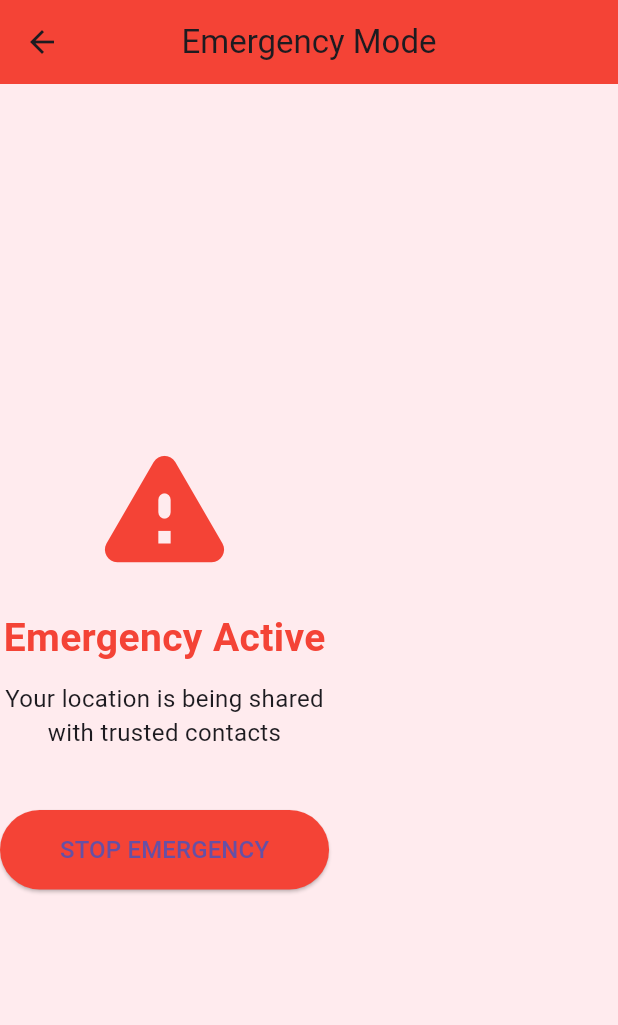
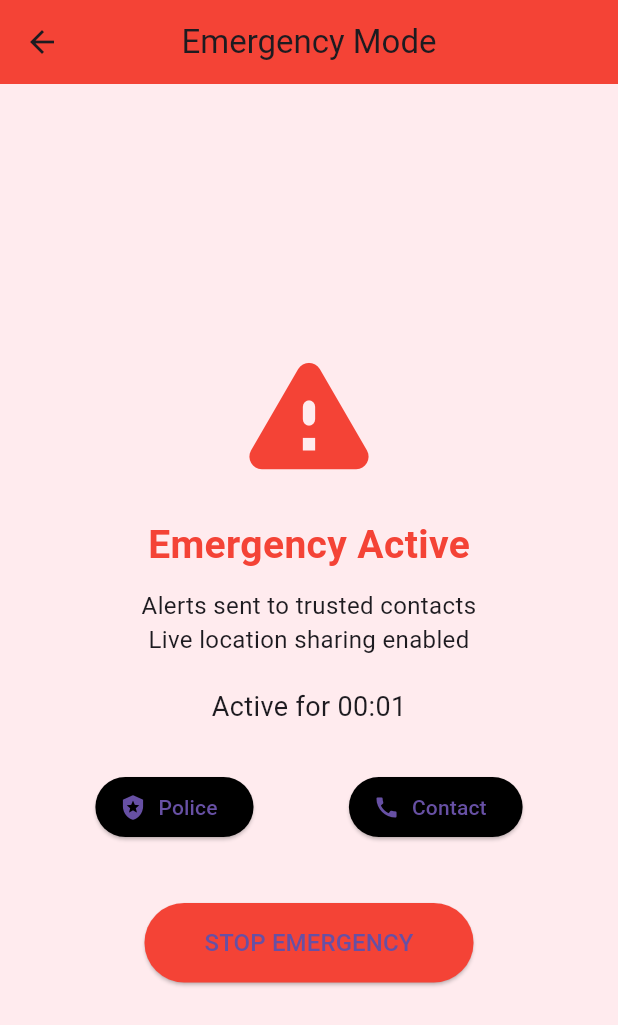
Before and after one commit to iamsarthakx7/HerShield, a Flutter app: the EmergencyScreen screen opened directly, on a phone screen of 412 x 824 dp. Shown: the top 1025 px of the screen. Run offline on Flutter 3.47's test engine with Material 3 defaults, Android fonts, the light colour scheme and no system bars; our stand-ins replace sensors_plus.

Commit message:
Enhance emergency screen with active status, timer and actions

```diff
--- a/lib/screens/emergency_screen.dart
+++ b/lib/screens/emergency_screen.dart
@@ -1,15 +1,60 @@
+import 'dart:async';
 import 'package:flutter/material.dart';
 
-class EmergencyScreen extends StatelessWidget {
+class EmergencyScreen extends StatefulWidget {
   const EmergencyScreen({super.key});
+
+  @override
+  State<EmergencyScreen> createState() => _EmergencyScreenState();
+}
+
+class _EmergencyScreenState extends State<EmergencyScreen> {
+  late Timer _timer;
+  int _seconds = 0;
+  bool emergencyActive = true;
+
+  @override
+  void initState() {
+    super.initState();
+    _startTimer();
+  }
+
+  void _startTimer() {
+    _timer = Timer.periodic(const Duration(seconds: 1), (timer) {
+      setState(() {
+        _seconds++;
+      });
+    });
+  }
+
+  void _stopEmergency() {
+    _timer.cancel();
+    setState(() {
+      emergencyActive = false;
+    });
+
+    Navigator.pop(context);
+  }
+
+  String _formatTime(int seconds) {
+    final minutes = seconds ~/ 60;
+    final secs = seconds % 60;
+    return '${minutes.toString().padLeft(2, '0')}:${secs.toString().padLeft(2, '0')}';
+  }
+
+  @override
+  void dispose() {
+    _timer.cancel();
+    super.dispose();
+  }
 
   @override
   Widget build(BuildContext context) {
     return Scaffold(
       backgroundColor: Colors.red.shade50,
       appBar: AppBar(
+        title: const Text('Emergency Mode'),
         backgroundColor: Colors.red,
-        title: const Text('Emergency Mode'),
         centerTitle: true,
       ),
       body: Column(
@@ -17,10 +62,11 @@ class EmergencyScreen extends StatelessWidget {
         children: [
           const Icon(
             Icons.warning_rounded,
+            size: 100,
             color: Colors.red,
-            size: 100,
           ),
           const SizedBox(height: 20),
+
           const Text(
             'Emergency Active',
             style: TextStyle(
@@ -29,27 +75,73 @@ class EmergencyScreen extends StatelessWidget {
               color: Colors.red,
             ),
           ),
+
           const SizedBox(height: 10),
+
           const Text(
-            'Your location is being shared\nwith trusted contacts',
+            'Alerts sent to trusted contacts\nLive location sharing enabled',
             textAlign: TextAlign.center,
             style: TextStyle(fontSize: 16),
           ),
+
+          const SizedBox(height: 20),
+
+          // ⏱ Timer
+          Text(
+            'Active for ${_formatTime(_seconds)}',
+            style: const TextStyle(fontSize: 18),
+          ),
+
+          const SizedBox(height: 30),
+
+          // 📞 Emergency Actions (UI only)
+          Row(
+            mainAxisAlignment: MainAxisAlignment.spaceEvenly,
+            children: [
+              ElevatedButton.icon(
+                style: ElevatedButton.styleFrom(
+                  backgroundColor: Colors.black,
+                ),
+                onPressed: () {
+                  // Call police later
+                  ScaffoldMessenger.of(context).showSnackBar(
+                    const SnackBar(content: Text('Calling Police (112)...')),
+                  );
+                },
+                icon: const Icon(Icons.local_police),
+                label: const Text('Police'),
+              ),
+              ElevatedButton.icon(
+                style: ElevatedButton.styleFrom(
+                  backgroundColor: Colors.black,
+                ),
+                onPressed: () {
+                  // Call contact later
+                  ScaffoldMessenger.of(context).showSnackBar(
+                    const SnackBar(content: Text('Calling emergency contact...')),
+                  );
+                },
+                icon: const Icon(Icons.call),
+                label: const Text('Contact'),
+              ),
+            ],
+          ),
+
           const SizedBox(height: 40),
+
+          // 🛑 Stop Emergency
           ElevatedButton(
             style: ElevatedButton.styleFrom(
               backgroundColor: Colors.red,
               padding:
               const EdgeInsets.symmetric(horizontal: 40, vertical: 15),
             ),
-            onPressed: () {
-              Navigator.pop(context);
-            },
+            onPressed: _stopEmergency,
             child: const Text(
               'STOP EMERGENCY',
               style: TextStyle(fontSize: 16),
             ),
-          )
+          ),
         ],
       ),
     );
```
